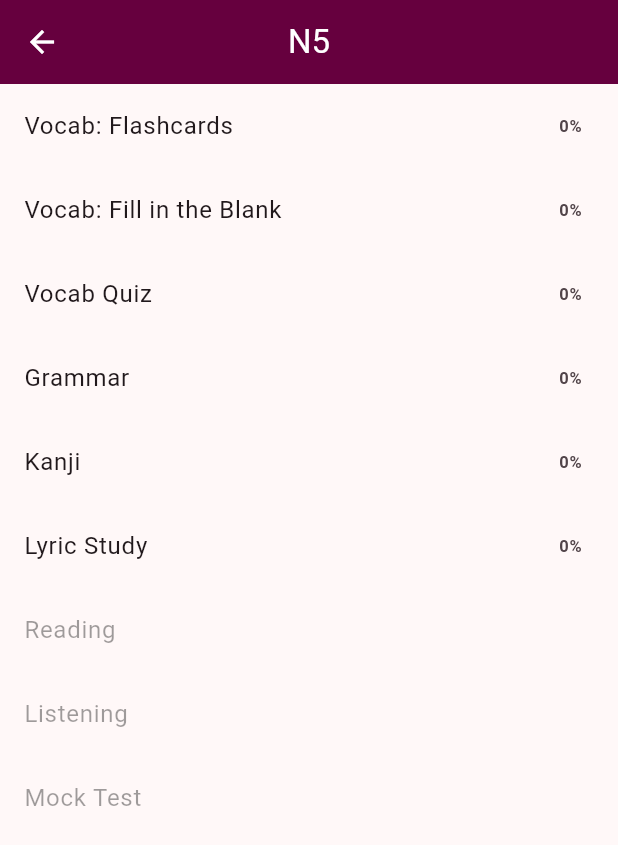
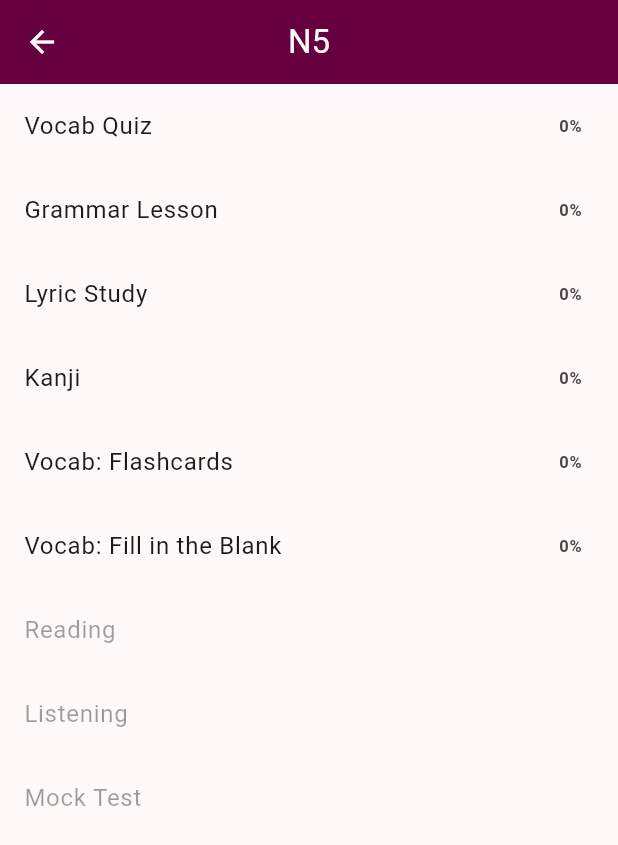
Before and after one commit to frillalala/jp-app, a Flutter app: the screen it shows after launch, after a tap on "N5", on a phone screen of 412 x 824 dp. Shown: the top 845 px of the screen. Run offline on Flutter 3.47's test engine with Material 3 defaults, Android fonts, the phone set to English and light mode, and no system bars; our stand-ins replace csv, flutter_markdown, shared_preferences.

Commit message:
Menu sorting by importance

```diff
--- a/lib/screens/level_menu_screen.dart
+++ b/lib/screens/level_menu_screen.dart
@@ -120,12 +120,12 @@ class _LevelMenuScreenState extends State<LevelMenuScreen> {
   @override
   Widget build(BuildContext context) {
     final items = [
+      {'label': 'Vocab Quiz', 'enabled': true},
+      {'label': 'Grammar Lesson', 'enabled': true},
+      {'label': 'Lyric Study', 'enabled': true},
+      {'label': 'Kanji', 'enabled': true},
       {'label': 'Vocab: Flashcards', 'enabled': true},
       {'label': 'Vocab: Fill in the Blank', 'enabled': true},
-      {'label': 'Vocab Quiz', 'enabled': true},
-      {'label': 'Grammar', 'enabled': true},
-      {'label': 'Kanji', 'enabled': true},
-      {'label': 'Lyric Study', 'enabled': true},
       {'label': 'Reading', 'enabled': false},
       {'label': 'Listening', 'enabled': false},
       {'label': 'Mock Test', 'enabled': false},
@@ -139,7 +139,7 @@ class _LevelMenuScreenState extends State<LevelMenuScreen> {
           final isEnabled = item['enabled'] as bool;
           final isVocab = label == 'Vocab: Flashcards';
           final isVocalFillBlank = label == 'Vocab: Fill in the Blank';
-          final isGrammar = label == 'Grammar';
+          final isGrammar = label == 'Grammar Lesson';
           final isVocabQuiz = label == 'Vocab Quiz';
 
           Widget? trailing;
```
